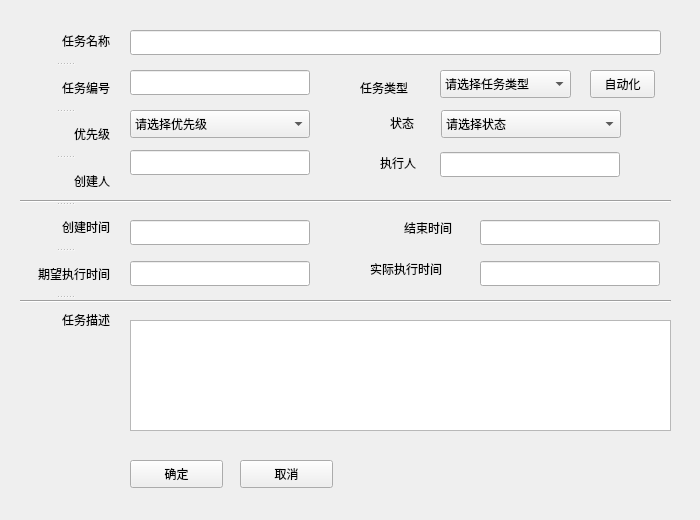
Qt form framework/gui/ui/src/task.ui (cash2one/AutoDriver) before a commit.
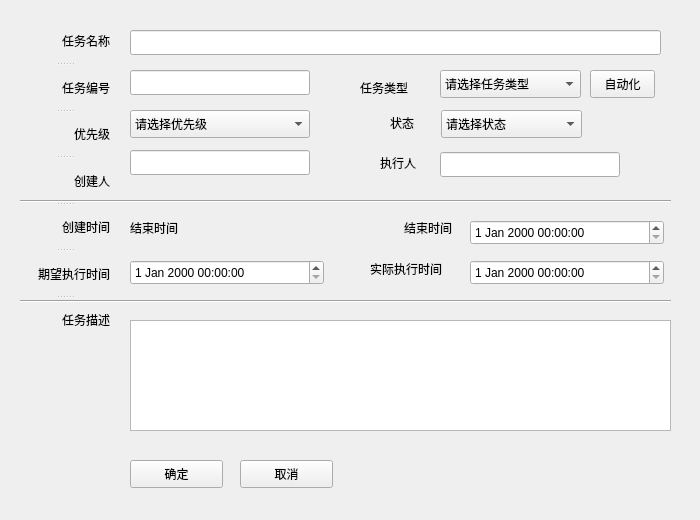
The same form after that commit.

```diff
--- a/framework/gui/ui/src/task.ui
+++ b/framework/gui/ui/src/task.ui
@@ -64,7 +64,7 @@
     <rect>
      <x>440</x>
      <y>70</y>
-     <width>131</width>
+     <width>141</width>
      <height>28</height>
     </rect>
    </property>
@@ -152,7 +152,7 @@
     <rect>
      <x>441</x>
      <y>110</y>
-     <width>180</width>
+     <width>141</width>
      <height>28</height>
     </rect>
    </property>
@@ -208,36 +208,6 @@
     <string>实际执行时间</string>
    </property>
   </widget>
-  <widget class="QLineEdit" name="txt_ExpectedStartDateTime">
-   <property name="geometry">
-    <rect>
-     <x>130</x>
-     <y>261</y>
-     <width>180</width>
-     <height>25</height>
-    </rect>
-   </property>
-  </widget>
-  <widget class="QLineEdit" name="txt_CreateDateTime">
-   <property name="geometry">
-    <rect>
-     <x>130</x>
-     <y>220</y>
-     <width>180</width>
-     <height>25</height>
-    </rect>
-   </property>
-  </widget>
-  <widget class="QLineEdit" name="txt_ExpectedEndDateTime">
-   <property name="geometry">
-    <rect>
-     <x>480</x>
-     <y>261</y>
-     <width>180</width>
-     <height>25</height>
-    </rect>
-   </property>
-  </widget>
   <widget class="QLabel" name="label_12">
    <property name="geometry">
     <rect>
@@ -251,16 +221,6 @@
     <string>结束时间</string>
    </property>
   </widget>
-  <widget class="QLineEdit" name="txt_ExecuteEndDate">
-   <property name="geometry">
-    <rect>
-     <x>480</x>
-     <y>220</y>
-     <width>180</width>
-     <height>25</height>
-    </rect>
-   </property>
-  </widget>
   <widget class="Line" name="line">
    <property name="geometry">
     <rect>
@@ -418,6 +378,51 @@
     </property>
    </widget>
   </widget>
+  <widget class="QDateTimeEdit" name="dateTimeEdit">
+   <property name="geometry">
+    <rect>
+     <x>470</x>
+     <y>220</y>
+     <width>194</width>
+     <height>25</height>
+    </rect>
+   </property>
+  </widget>
+  <widget class="QDateTimeEdit" name="dateTimeEdit_2">
+   <property name="geometry">
+    <rect>
+     <x>470</x>
+     <y>260</y>
+     <width>194</width>
+     <height>25</height>
+    </rect>
+   </property>
+  </widget>
+  <widget class="QDateTimeEdit" name="dateTimeEdit_4">
+   <property name="geometry">
+    <rect>
+     <x>130</x>
+     <y>260</y>
+     <width>194</width>
+     <height>25</height>
+    </rect>
+   </property>
+  </widget>
+  <widget class="QLabel" name="lbl_createtime">
+   <property name="geometry">
+    <rect>
+     <x>130</x>
+     <y>220</y>
+     <width>60</width>
+     <height>16</height>
+    </rect>
+   </property>
+   <property name="text">
+    <string>结束时间</string>
+   </property>
+  </widget>
+  <zorder>label_6</zorder>
+  <zorder>label_4</zorder>
   <zorder>txt_TaskName</zorder>
   <zorder>txt_Creator</zorder>
   <zorder>txt_Requester</zorder>
```
Left out of the diff: 10 changed lines with no effect on the pictures.
